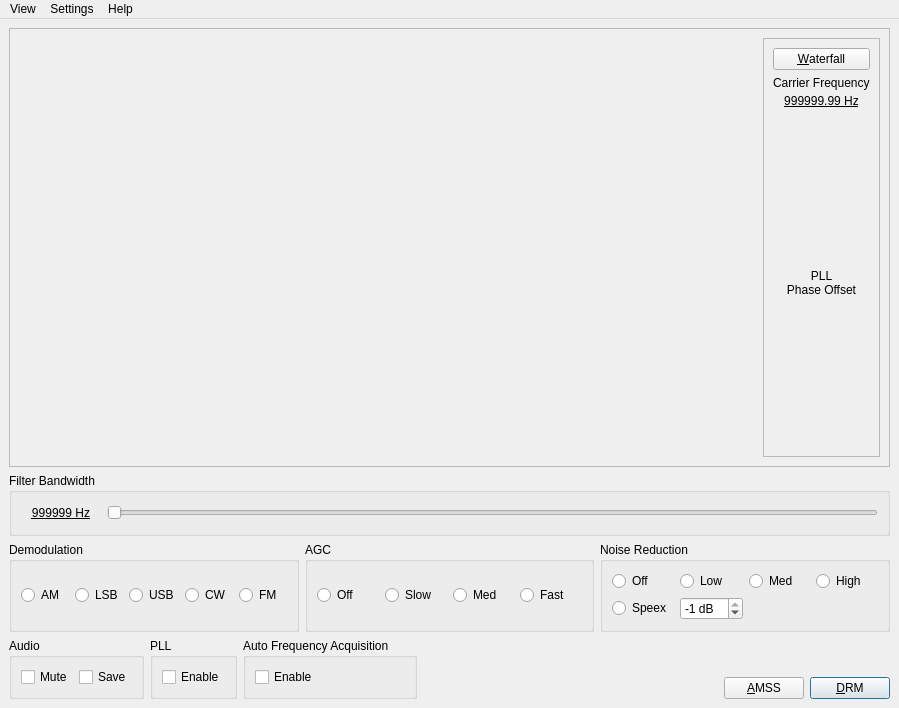
Above: dream/src/GUI-QT/AMMainWindow.ui from mmjee/dream-patched before the change. Below: the same form after it.
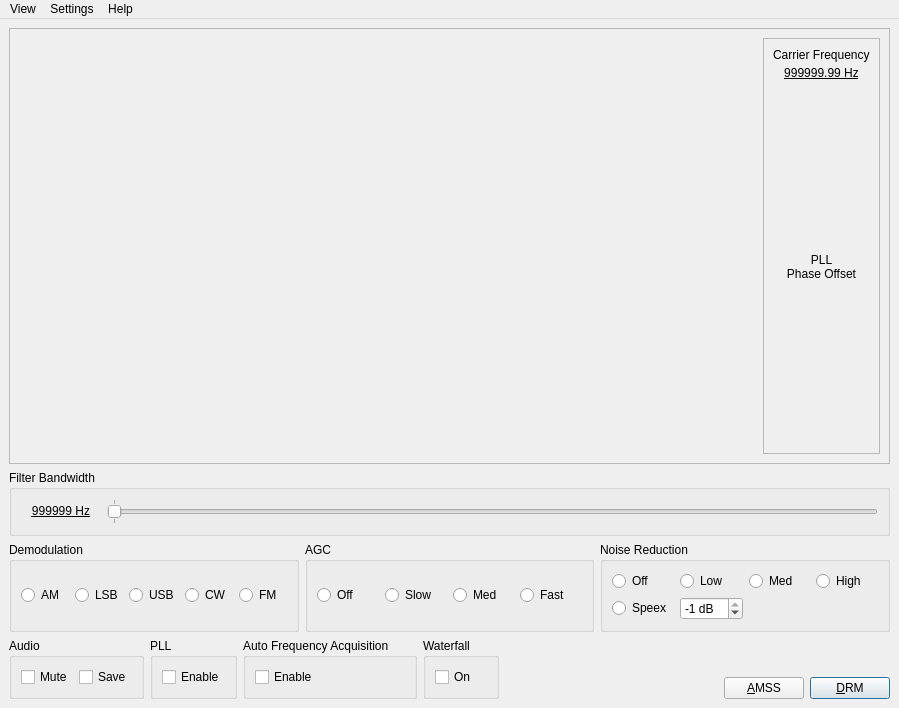
That is the form after the change. Icons and pictures are not drawn. Custom widgets are drawn as their Qt base class.

Commit message: QCustomPlot implementation of the Evaluation Dialog - not quite finished but close.

Patch:
```diff
--- a/dream/src/GUI-QT/AMMainWindow.ui
+++ b/dream/src/GUI-QT/AMMainWindow.ui
@@ -47,7 +47,7 @@
        <item>
         <widget class="QFrame" name="controlsFrame">
          <property name="sizePolicy">
-          <sizepolicy hsizetype="Preferred" vsizetype="Expanding">
+          <sizepolicy hsizetype="Maximum" vsizetype="Expanding">
            <horstretch>0</horstretch>
            <verstretch>0</verstretch>
           </sizepolicy>
@@ -59,19 +59,6 @@
           <enum>QFrame::Raised</enum>
          </property>
          <layout class="QVBoxLayout" name="verticalLayout_4">
-          <item>
-           <widget class="QPushButton" name="ButtonWaterfall">
-            <property name="windowTitle">
-             <string/>
-            </property>
-            <property name="text">
-             <string>&amp;Waterfall</string>
-            </property>
-            <property name="checkable">
-             <bool>true</bool>
-            </property>
-           </widget>
-          </item>
           <item>
            <layout class="QVBoxLayout" name="verticalLayout_2">
             <property name="spacing">
@@ -168,9 +155,18 @@
            <verstretch>0</verstretch>
           </sizepolicy>
          </property>
+         <property name="pageStep">
+          <number>1000</number>
+         </property>
          <property name="orientation">
           <enum>Qt::Horizontal</enum>
          </property>
+         <property name="tickPosition">
+          <enum>QSlider::TicksBothSides</enum>
+         </property>
+         <property name="tickInterval">
+          <number>1000</number>
+         </property>
         </widget>
        </item>
       </layout>
@@ -471,6 +467,22 @@
         </layout>
        </widget>
       </item>
+      <item>
+       <widget class="QGroupBox" name="groupBoxPlot">
+        <property name="title">
+         <string>Waterfall</string>
+        </property>
+        <layout class="QGridLayout" name="gridLayout_3">
+         <item row="0" column="0">
+          <widget class="QCheckBox" name="checkBoxWaterfall">
+           <property name="text">
+            <string>On</string>
+           </property>
+          </widget>
+         </item>
+        </layout>
+       </widget>
+      </item>
       <item>
        <spacer name="Spacer6">
         <property name="orientation">
```
Left out of the diff: 2 changed lines with no effect on the pictures. The commit also changes 27 other files.
